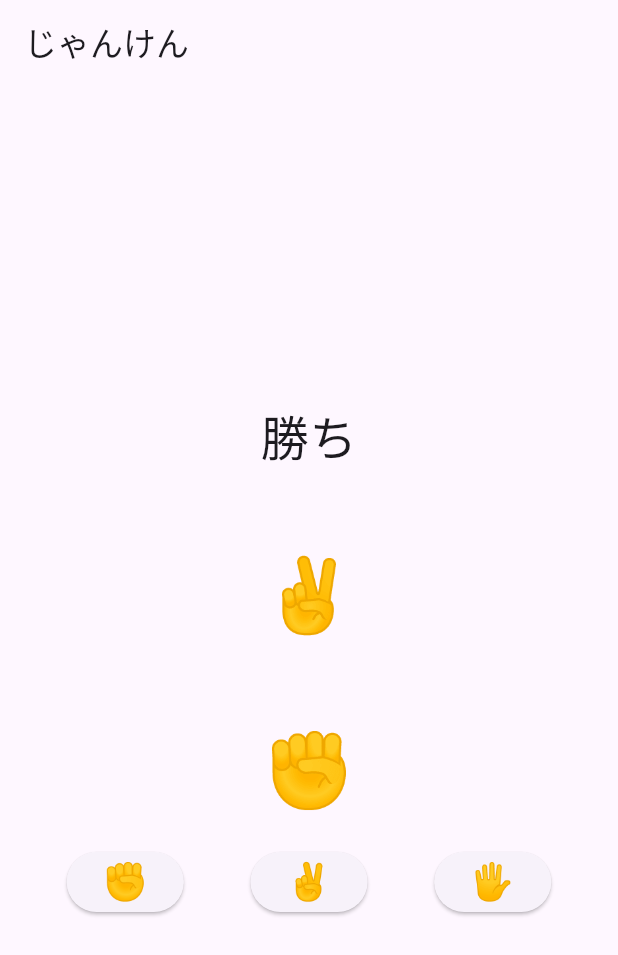
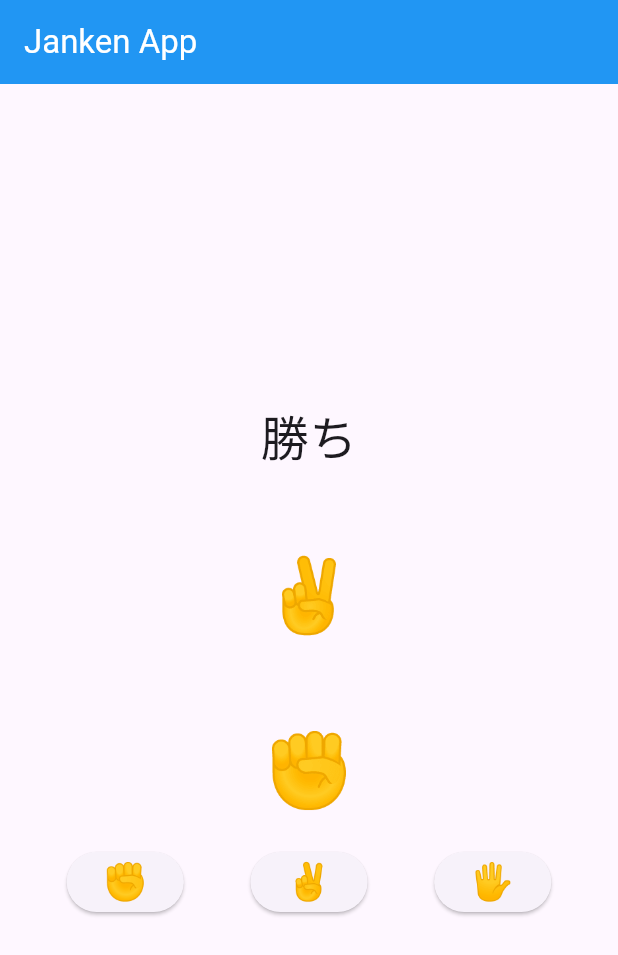
Before and after one commit to EHirajiri/FlutterStudy, a Flutter app: the screen it shows after launch, after a tap on an icon or button, on a phone screen of 412 x 824 dp. Shown: the top 955 px of the screen. Run offline on Flutter 3.47's test engine with Material 3 defaults, Android fonts, the light colour scheme and no system bars.

Commit message:
rename hand to constants and fix appbar

```diff
--- a/janken/lib/hand.dart
+++ b/janken/lib/constants.dart
@@ -10,7 +10,7 @@ enum GameResult {
   final String label;
 }
 
-enum Hand {
+enum Hand implements Comparable<Hand> {
   rock("✊", 'グー'),
   scissors("✌️", 'チョキ'),
   paper("🖐", 'パー');
@@ -20,22 +20,18 @@ enum Hand {
   final String emoji;
   final String label;
 
-  static final Random _random = Random();
+  static Hand get random => Hand.values[Random().nextInt(Hand.values.length)];
 
-  static Hand random() {
-    final randomNumber = _random.nextInt(Hand.values.length);
-    return Hand.values[randomNumber];
-  }
-
-  GameResult judge(Hand other) {
+  @override
+  int compareTo(Hand other) {
     if (this == other) {
-      return GameResult.draw;
+      return GameResult.draw.index;
     } else if ((this == Hand.rock && other == Hand.scissors) ||
         (this == Hand.scissors && other == Hand.paper) ||
         (this == Hand.paper && other == Hand.rock)) {
-      return GameResult.win;
+      return GameResult.win.index;
     } else {
-      return GameResult.lose;
+      return GameResult.lose.index;
     }
   }
 }
--- a/janken/lib/hand_button.dart
+++ b/janken/lib/hand_button.dart
@@ -1,5 +1,5 @@
 import 'package:flutter/material.dart';
-import 'package:flutter_janken/hand.dart';
+import 'package:flutter_janken/constants.dart';
 
 class HandButton extends StatelessWidget {
   final void Function(Hand) onHandSelected;
--- a/janken/lib/janken.dart
+++ b/janken/lib/janken.dart
@@ -1,9 +1,11 @@
 import 'package:flutter/material.dart';
-import 'package:flutter_janken/hand.dart';
+import 'package:flutter_janken/constants.dart';
 import 'package:flutter_janken/hand_button.dart';
 
 class JankenPage extends StatefulWidget {
-  const JankenPage({super.key});
+  const JankenPage({super.key, required this.title});
+
+  final String title;
 
   @override
   State<JankenPage> createState() => _JankenPageState();
@@ -19,8 +21,8 @@ class _JankenPageState extends State<JankenPage> {
   void selectHand(Hand selectedHand) {
     setState(() {
       myHand = selectedHand;
-      computerHand = Hand.random();
-      result = myHand.judge(computerHand);
+      computerHand = Hand.random;
+      result = GameResult.values[myHand.compareTo(computerHand)];
       count++;
       winCount += result == GameResult.win ? 1 : 0;
     });
@@ -59,7 +61,10 @@ class _JankenPageState extends State<JankenPage> {
   @override
   Widget build(BuildContext context) {
     return Scaffold(
-      appBar: AppBar(title: const Text('じゃんけん')),
+      appBar: AppBar(
+        title: Text(widget.title, style: TextStyle(color: Colors.white)),
+        backgroundColor: Colors.blue,
+      ),
       body: Center(
         child: Column(
           mainAxisAlignment: MainAxisAlignment.center,
--- a/janken/lib/main.dart
+++ b/janken/lib/main.dart
@@ -7,12 +7,13 @@ void main() {
 
 class MyApp extends StatelessWidget {
   const MyApp({super.key});
+
   @override
   Widget build(BuildContext context) {
     return MaterialApp(
-      title: 'Janken App 1.0',
+      title: 'Janken App',
       theme: ThemeData(primarySwatch: Colors.blue),
-      home: const JankenPage(),
+      home: const JankenPage(title: 'Janken App'),
     );
   }
 }
```
